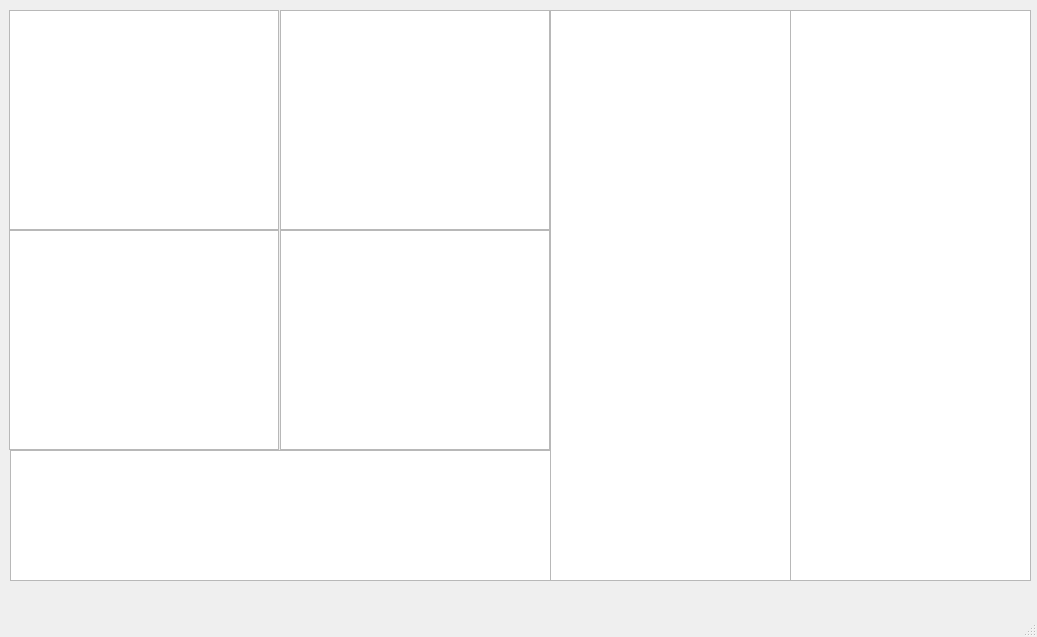
Above: Student/mainwindow.ui from eerotarri/Korttipeli before the change. Below: the same form after it.
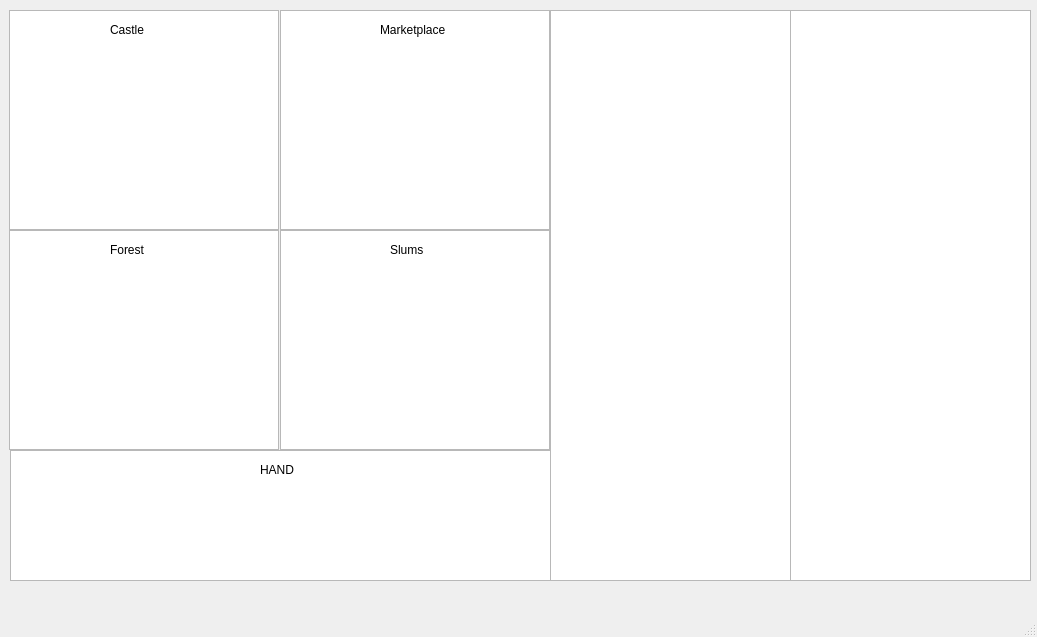
That is the form after the change.

Diff of the .ui file:
```diff
--- a/Student/mainwindow.ui
+++ b/Student/mainwindow.ui
@@ -87,6 +87,71 @@
      </rect>
     </property>
    </widget>
+   <widget class="QLabel" name="label">
+    <property name="geometry">
+     <rect>
+      <x>110</x>
+      <y>20</y>
+      <width>63</width>
+      <height>20</height>
+     </rect>
+    </property>
+    <property name="text">
+     <string>Castle</string>
+    </property>
+   </widget>
+   <widget class="QLabel" name="label_2">
+    <property name="geometry">
+     <rect>
+      <x>110</x>
+      <y>240</y>
+      <width>63</width>
+      <height>20</height>
+     </rect>
+    </property>
+    <property name="text">
+     <string>Forest</string>
+    </property>
+   </widget>
+   <widget class="QLabel" name="label_3">
+    <property name="geometry">
+     <rect>
+      <x>390</x>
+      <y>240</y>
+      <width>63</width>
+      <height>20</height>
+     </rect>
+    </property>
+    <property name="text">
+     <string>Slums</string>
+    </property>
+   </widget>
+   <widget class="QLabel" name="label_4">
+    <property name="geometry">
+     <rect>
+      <x>380</x>
+      <y>20</y>
+      <width>81</width>
+      <height>20</height>
+     </rect>
+    </property>
+    <property name="text">
+     <string>Marketplace</string>
+    </property>
+   </widget>
+   <widget class="QLabel" name="label_5">
+    <property name="geometry">
+     <rect>
+      <x>260</x>
+      <y>460</y>
+      <width>63</width>
+      <height>20</height>
+     </rect>
+    </property>
+    <property name="text">
+     <string>HAND</string>
+    </property>
+   </widget>
   </widget>
   <widget class="QMenuBar" name="menubar">
    <property name="geometry">
```
